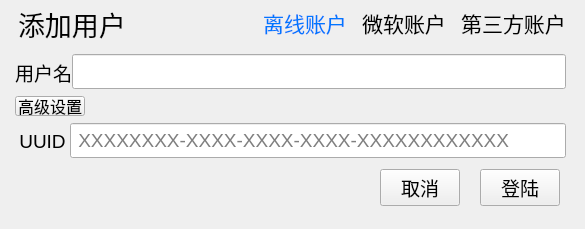
Above: UI/AddUserWindow/AddUserWindow.ui from SkyWorldStudio/Minecraft-Optimal-Starter_3 before the change. Below: the same form after it.
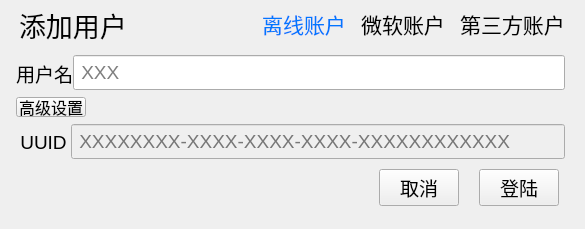
That is the form after the change. Icons and pictures are not drawn. Custom widgets are drawn as their Qt base class.

```diff
--- a/UI/AddUserWindow/AddUserWindow.ui
+++ b/UI/AddUserWindow/AddUserWindow.ui
@@ -29,19 +29,20 @@
    <string notr="true">*{
 	padding: -1;  /*改变焦点框*/
 }
+
 #Dialog_AddUserWindows{
-	background-color: rgb(255, 255, 255);
 	border-image: url(:/Shadow/images/Shadow-2-4-6-2.png);
-	border-radius: 5px;
+	border-radius: 8px;
 }
-
 #stackedWidget_main &gt; QWidget{
-	background-color: rgba(255, 255, 255,0);
+	background-color: rgb(255, 255, 255);
 }
 
 #widget_up{
-	/*border-bottom: 1px solid rgb(169, 169, 169);*/
-	background-color: rgba(229, 229, 229, 64);
+	background-color: rgb(248, 248, 248);
+	border: 1px solid rgba(0, 0, 0,0);
+	border-top-right-radius: 8px;
+	border-top-left-radius: 8px;
 }
 
 #widget_up_2 &gt; QLabel{
@@ -60,6 +61,11 @@
 	color: rgb(0, 119, 255);
 }
 
+#widget_main{
+	border: 1px solid rgb(33, 33, 33);
+	border-radius: 8px;
+	background-color: rgb(255, 255, 255);
+}
 
 QLineEdit{
 	background-color: rgba(204, 204, 255, 26);
@@ -81,7 +87,25 @@
     <number>10</number>
    </property>
    <property name="bottomMargin">
-    <number>23</number>
+    <number>11</number>
+   </property>
+   <item>
+    <widget class="QWidget" name="widget_main" native="true">
+     <layout class="QVBoxLayout" name="verticalLayout_2">
+      <property name="spacing">
+       <number>0</number>
+      </property>
+      <property name="leftMargin">
+       <number>1</number>
+      </property>
+      <property name="topMargin">
+       <number>1</number>
+      </property>
+      <property name="rightMargin">
+       <number>1</number>
+      </property>
+      <property name="bottomMargin">
+       <number>12</number>
    </property>
    <item>
     <widget class="QWidget" name="widget_up" native="true">
@@ -335,6 +359,9 @@
           </item>
           <item>
            <widget class="QLineEdit" name="lineEdit_2">
+               <property name="enabled">
+                <bool>false</bool>
+               </property>
             <property name="minimumSize">
              <size>
               <width>0</width>
@@ -349,9 +376,6 @@
             <property name="placeholderText">
              <string> XXXXXXXX-XXXX-XXXX-XXXX-XXXXXXXXXXXX</string>
             </property>
-            <property name="clearButtonEnabled">
-             <bool>false</bool>
-            </property>
            </widget>
           </item>
          </layout>
@@ -409,6 +433,12 @@
               <pointsize>14</pointsize>
              </font>
             </property>
+               <property name="placeholderText">
+                <string> XXX</string>
+               </property>
+               <property name="clearButtonEnabled">
+                <bool>false</bool>
+               </property>
            </widget>
           </item>
          </layout>
@@ -485,6 +515,9 @@
         <property name="autoDefault">
          <bool>false</bool>
         </property>
+          </widget>
+         </item>
+        </layout>
        </widget>
       </item>
      </layout>
```
Lines whose indentation alone changed are shown as unchanged.
